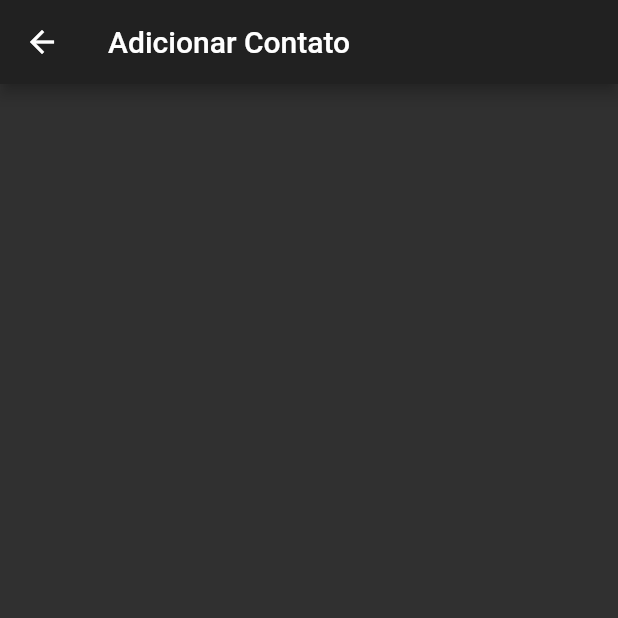
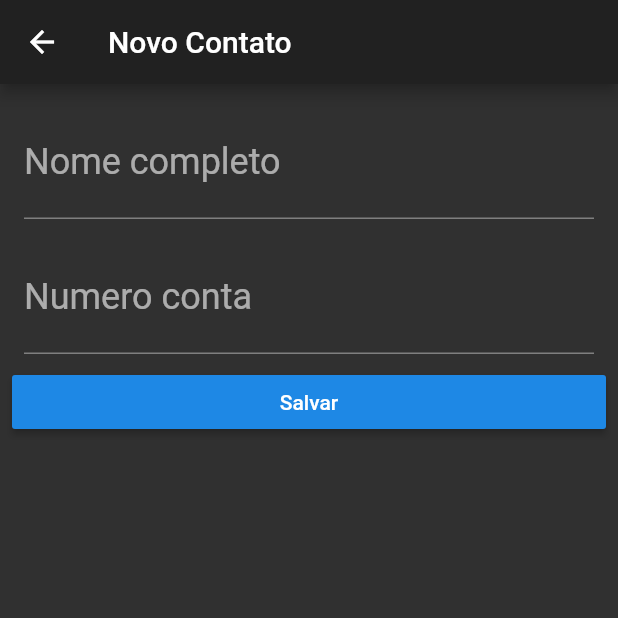
Before and after one commit to lucaswatanuki/bytebank-flutter, a Flutter app: the ListaContato screen opened directly, after a tap on the "add" icon, on a phone screen of 412 x 824 dp, the top half of it. Run offline on Flutter 3.47's test engine with Material 2 defaults, Android fonts, the phone set to English and light mode, and no system bars.

Commit message:
Impl formulario de contatos

```diff
--- a/lib/components/editor.dart
+++ b/lib/components/editor.dart
@@ -16,7 +16,7 @@ class Editor extends StatelessWidget {
   @override
   Widget build(BuildContext context) {
     return Padding(
-      padding: const EdgeInsets.all(16.0),
+      padding: const EdgeInsets.all(8.0),
       child: TextField(
         controller: controlador,
         style: TextStyle(fontSize: 24.0),
@@ -25,7 +25,6 @@ class Editor extends StatelessWidget {
           labelText: rotulo,
           hintText: dica,
         ),
-        keyboardType: TextInputType.number,
       ),
     );
   }
--- /dev/null
+++ b/lib/models/contato.dart
@@ -0,0 +1,14 @@
+class Contato {
+  final String nome;
+  final int numeroConta;
+
+  Contato(
+    this.nome,
+    this.numeroConta,
+  );
+
+  @override
+  String toString() {
+    return 'Transferencia{valor: $nome, numeroConta: $numeroConta}';
+  }
+}
--- a/lib/screens/contatos/formulario.dart
+++ b/lib/screens/contatos/formulario.dart
@@ -1,3 +1,6 @@
+import 'package:bytebank/components/editor.dart';
+import 'package:bytebank/models/contato.dart';
+import 'package:bytebank/screens/contatos/lista.dart';
 import 'package:flutter/material.dart';
 
 class FormularioContato extends StatefulWidget {
@@ -8,13 +11,43 @@ class FormularioContato extends StatefulWidget {
 }
 
 class FormularioContatoaState extends State<FormularioContato> {
+  final TextEditingController _nomeController = TextEditingController();
+  final TextEditingController _numeroContaController = TextEditingController();
+
   @override
   Widget build(BuildContext context) {
     return Scaffold(
       appBar: AppBar(
-        title: Text("Adicionar Contato"),
+        title: Text("Novo Contato"),
       ),
-      body: null,
+      body: Padding(
+        padding: EdgeInsets.all(8),
+        child: Column(
+          children: <Widget>[
+            Editor(
+              controlador: _nomeController,
+              rotulo: "Nome completo",
+            ),
+            Editor(
+              controlador: _numeroContaController,
+              rotulo: "Numero conta",
+            ),
+            SizedBox(
+              width: double.maxFinite,
+              child: RaisedButton(
+                child: Text('Salvar'),
+                onPressed: () {
+                  final String nome = _nomeController.text;
+                  final int numeroConta =
+                      int.tryParse(_numeroContaController.text);
+                  final novoContato = Contato(nome, numeroConta);
+                  Navigator.pop(context, novoContato);
+                },
+              ),
+            )
+          ],
+        ),
+      ),
     );
   }
 }
--- a/lib/screens/contatos/lista.dart
+++ b/lib/screens/contatos/lista.dart
@@ -26,9 +26,13 @@ class ListaContato extends StatelessWidget {
       ),
       floatingActionButton: FloatingActionButton(
         onPressed: () {
-          Navigator.of(context).push(
-            MaterialPageRoute(builder: (context) => FormularioContato()),
-          );
+          Navigator.of(context)
+              .push(
+                MaterialPageRoute(builder: (context) => FormularioContato()),
+              )
+              .then(
+                (novoContato) => debugPrint(novoContato.toString()),
+              );
         },
         child: Icon(
           Icons.add,
--- a/lib/screens/home/dashboard.dart
+++ b/lib/screens/home/dashboard.dart
@@ -17,7 +17,9 @@ class Dashboard extends StatelessWidget {
               child: Image.asset('images/bytebank_logo.png')),
           Padding(
             padding: const EdgeInsets.all(8.0),
-            child: GestureDetector(
+            child: Material(
+              color: Colors.green,
+              child: InkWell(
                 onTap: () {
                   Navigator.of(context).push(
                     MaterialPageRoute(
@@ -27,7 +29,6 @@ class Dashboard extends StatelessWidget {
                 },
                 child: Container(
                   padding: const EdgeInsets.all(8),
-                color: Colors.green,
                   height: 100,
                   width: 100,
                   child: Column(
@@ -51,6 +52,7 @@ class Dashboard extends StatelessWidget {
                 ),
               ),
             ),
+          ),
         ],
       ),
     );
```
Lines whose indentation alone changed are shown as unchanged.
